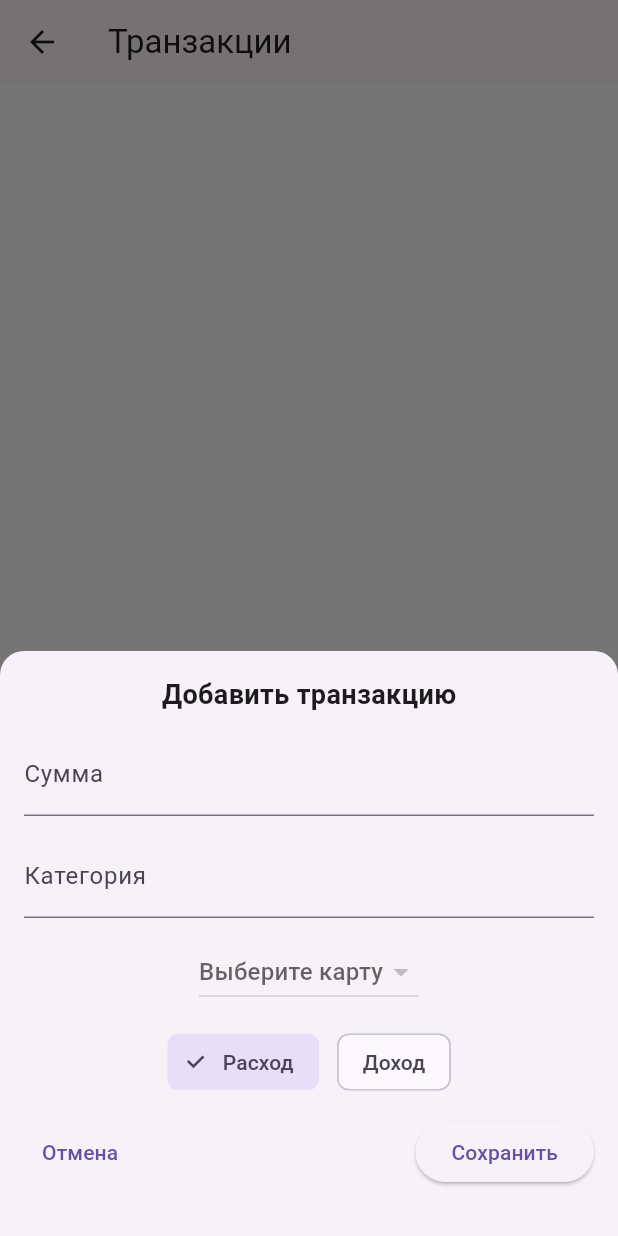
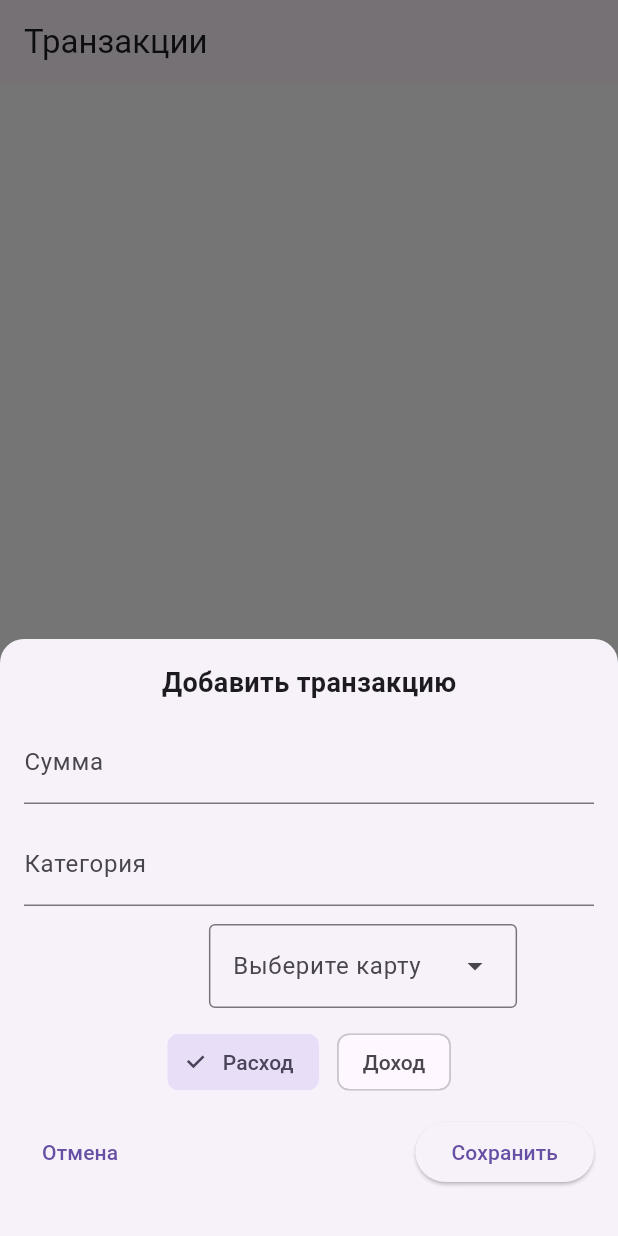
Before and after one commit to Red0Core/FinanceHelper, a Flutter app: the screen it shows after launch, item 2 of the bottom bar chosen, after a tap on the "add" icon, on a phone screen of 412 x 824 dp. Run offline on Flutter 3.47's test engine with Material 3 defaults, Android fonts, the phone set to English and light mode, and no system bars; our stand-ins replace go_router, sqflite; accounts and stored records are empty.

Commit message:
Изменил современный лад dropdownmenu, добавил анимацию и постоянный downBar, и вместе с этим gorouter для всплывающих окон

```diff
--- a/lib/features/home/home_screen.dart
+++ b/lib/features/home/home_screen.dart
@@ -184,26 +184,6 @@ class HomeScreenState extends State<HomeScreen> {
         onPressed: _addCard,
         child: const Icon(Icons.add),
       ),
-      bottomNavigationBar: BottomNavigationBar(
-        items: const [
-          BottomNavigationBarItem(icon: Icon(Icons.account_balance_wallet), label: 'Кошелек'),
-          BottomNavigationBarItem(icon: Icon(Icons.receipt_long), label: 'Транзакции'),
-          BottomNavigationBarItem(icon: Icon(Icons.card_giftcard), label: 'Кешбек'),
-        ],
-        onTap: (index) {
-          switch (index) {
-            case 0:
-              context.goNamed('home');
-              break;
-            case 1:
-              context.goNamed('transactions');
-              break;
-            case 2:
-              context.goNamed('cashback');
-              break;
-          }
-        },
-      ),
     );
   }
 }
--- a/lib/features/transactions/show_transcation_bottom_sheet.dart
+++ b/lib/features/transactions/show_transcation_bottom_sheet.dart
@@ -69,23 +69,22 @@ Future<void> showTransactionBottomSheet(
           ),
           const SizedBox(height: 12),
           StatefulBuilder(
-            builder: (context, setStateDialog) {
-              return DropdownButton<CardModel?>(
-                value: selectedCard,
-                hint: const Text('Выберите карту'),
-                onChanged: (newCard) {
+            builder: (context, setStateDialog) =>
+              DropdownMenu<CardModel>(
+                initialSelection: selectedCard,
+                label: const Text('Выберите карту'),
+                onSelected: (newCard) {
                   setStateDialog(() {
                     selectedCard = newCard;
                   });
                 },
-                items: cards.map((card) {
-                  return DropdownMenuItem<CardModel?>(
+                dropdownMenuEntries: cards.map((card) {
+                  return DropdownMenuEntry<CardModel>(
                     value: card,
-                    child: Text(card.name),
+                    label: card.name,
                   );
-                }).toList(),
-              );
-            }
+                }).toList()
+              ),
           ),
           const SizedBox(height: 12),
           StatefulBuilder(
--- a/lib/features/transactions/transactions_screen.dart
+++ b/lib/features/transactions/transactions_screen.dart
@@ -85,11 +85,7 @@ class _TransactionsScreenState extends State<TransactionsScreen> {
     return Scaffold(
       resizeToAvoidBottomInset: false,
       appBar: AppBar(
-        title: const Text('Транзакции'),
-        leading: IconButton(
-          icon: const Icon(Icons.arrow_back),
-          onPressed: () => context.goNamed('home'),
-        ),
+        title: const Text('Транзакции')
       ),
       body: Column(
               children: [
@@ -99,41 +95,37 @@ class _TransactionsScreenState extends State<TransactionsScreen> {
                       child: Row(
                         mainAxisAlignment: MainAxisAlignment.center,
                       children: [
-                        DropdownButton<CardModel?>(
-                          value: _selectedCard,
-                          hint: const Text('Выберите карту'),
-                          onChanged: (newCard) {
+                        DropdownMenu<CardModel>(
+                          width: MediaQuery.of(context).size.width / 2 - 24,
+                          initialSelection: _selectedCard,
+                          label: const Text('Карта'),
+                          onSelected: (newCard) {
                             setState(() {
-                            _selectedCard = newCard;
-                            _filterTransactions();
+                              _selectedCard = newCard;
+                              _filterTransactions();
                             });
                           },
-                          items: [
-                            const DropdownMenuItem<CardModel?>(
-                              value: null,
-                              child: Text('Все карты'),
-                            ),
-                            ..._cards.map((card) {
-                            return DropdownMenuItem<CardModel?>(
+                          dropdownMenuEntries: _cards.map((card) {
+                            return DropdownMenuEntry<CardModel>(
                               value: card,
-                              child: Text(card.name),
+                              label: card.name,
                             );
-                            }),
-                          ],
+                          }).toList()
                         ),
-                        const SizedBox(width: 16),
-                        DropdownButton<TransactionType>(
-                          value: _selectedTransactionType,
-                          onChanged: (TransactionType? newValue) {
+                        const SizedBox(width: 12),
+                        DropdownMenu<TransactionType>(
+                          width: MediaQuery.of(context).size.width / 2 - 24,
+                          initialSelection: _selectedTransactionType,
+                          onSelected: (TransactionType? newValue) {
                             setState(() {
                             _selectedTransactionType = newValue!;
                             _filterTransactions();
                             });
                           },
-                          items: [
-                            const DropdownMenuItem(value: TransactionType.all, child: Text('Все')),
-                            const DropdownMenuItem(value: TransactionType.income, child: Text('Доход')),
-                            const DropdownMenuItem(value: TransactionType.expense, child: Text('Расход')),
+                          dropdownMenuEntries: const [
+                            DropdownMenuEntry(value: TransactionType.all, label: 'Все'),
+                            DropdownMenuEntry(value: TransactionType.income, label: 'Доход'),
+                            DropdownMenuEntry(value: TransactionType.expense, label: 'Расход'),
                           ],
                         ),
                       ],
@@ -151,6 +143,7 @@ class _TransactionsScreenState extends State<TransactionsScreen> {
                         child: ListTile(
                           title: Text(transaction.category, style: const TextStyle(fontSize: 18, fontWeight: FontWeight.bold)),
                           subtitle: Text('${NumberFormat.currency(symbol: '₽').format(transaction.amount)} (${transaction.cardId}) • ${DateFormat("dd MMM yyy, HH:mm").format(transaction.date)}'),
+                          onTap: () => context.push('/transaction/${transaction.id}'),
                           trailing: SizedBox(
                             width: 100,
                             child: Row(
--- a/lib/main.dart
+++ b/lib/main.dart
@@ -1,17 +1,19 @@
 import 'package:finance_helper/data/database.dart';
+import 'package:finance_helper/features/cashback/cashback_screen.dart';
+import 'package:finance_helper/features/home/home_screen.dart';
+import 'package:finance_helper/features/transactions/transaction_screen_detail.dart';
+import 'package:finance_helper/features/transactions/transactions_screen.dart';
 import 'package:flutter/material.dart';
 import 'package:go_router/go_router.dart';
+import 'package:intl/date_symbol_data_local.dart';
 import 'package:intl/intl.dart';
-import 'package:intl/date_symbol_data_local.dart';
-import 'package:finance_helper/features/home/home_screen.dart';
-import 'package:finance_helper/features/transactions/transactions_screen.dart';
-import 'package:finance_helper/features/cashback/cashback_screen.dart';
 
 void main() async {
   WidgetsFlutterBinding.ensureInitialized();
   await AppDatabase.instance.database;
   await initializeDateFormatting('ru_RU', null);
   Intl.defaultLocale = 'ru_RU';
+
   runApp(const FinanceApp());
 }
 
@@ -36,25 +38,71 @@ final GoRouter _router = GoRouter(
   initialLocation: '/',
   routes: [
     GoRoute(
-      name: 'home',
       path: '/',
-      builder: (context, state) => const HomeScreen(),
-      pageBuilder: (context, state) => CustomTransitionPage(
-        child: const HomeScreen(),
-        transitionsBuilder: (context, animation, secondaryAnimation, child) {
-          return FadeTransition(opacity: animation, child: child);
-        },
-      ),
+      builder: (context, state) => const MainScreen(),
     ),
     GoRoute(
-      name: 'transactions',
-      path: '/transactions',
-      builder: (context, state) => const TransactionsScreen(),
-    ),
-    GoRoute(
-      name: 'cashback',
-      path: '/cashback',
-      builder: (context, state) => const CashbackScreen()
+      path: '/transaction/:id',
+      builder: (context, state) {
+        final id = int.tryParse(state.pathParameters['id'] ?? '');
+        if (id == null) return const Scaffold(body: Center(child: Text("Ошибка: ID не найден")));
+        return TransactionDetailsScreen(transactionId: id);
+      },
     ),
   ],
 );
+
+class MainScreen extends StatefulWidget {
+  const MainScreen({super.key});
+
+  @override
+  State<MainScreen> createState() => _MainScreenState();
+}
+
+class _MainScreenState extends State<MainScreen> {
+  int _selectedIndex = 0;
+  final PageController _pageController = PageController();
+
+  void _onItemTapped(int index) {
+    setState(() {
+      _selectedIndex = index;
+    });
+    _pageController.animateToPage(
+      index,
+      duration: const Duration(milliseconds: 300),
+      curve: Curves.easeInOut,
+    );
+  }
+
+  @override
+  Widget build(BuildContext context) {
+    return Scaffold(
+      body: PopScope(
+        canPop: false,
+        child: PageView(
+          controller: _pageController,
+          physics: const BouncingScrollPhysics(), // Позволяет свайпать между экранами
+          onPageChanged: (index) {
+            setState(() {
+              _selectedIndex = index;
+            });
+          },
+          children: const [
+            HomeScreen(),
+            TransactionsScreen(),
+            CashbackScreen(),
+          ],
+        ),
+      ),
+      bottomNavigationBar: BottomNavigationBar(
+        currentIndex: _selectedIndex,
+        onTap: _onItemTapped,
+        items: const [
+          BottomNavigationBarItem(icon: Icon(Icons.account_balance_wallet), label: 'Кошелек'),
+          BottomNavigationBarItem(icon: Icon(Icons.receipt_long), label: 'Транзакции'),
+          BottomNavigationBarItem(icon: Icon(Icons.card_giftcard), label: 'Кешбек'),
+        ],
+      ),
+    );
+  }
+}
```
Also changed, not shown: lib/data/dao/transaction_dao.dart (+12 -0 lines), lib/features/cashback/cashback_screen.dart (+20 -23 lines), lib/features/transactions/transaction_screen_detail.dart (added, +61 -0 lines).
